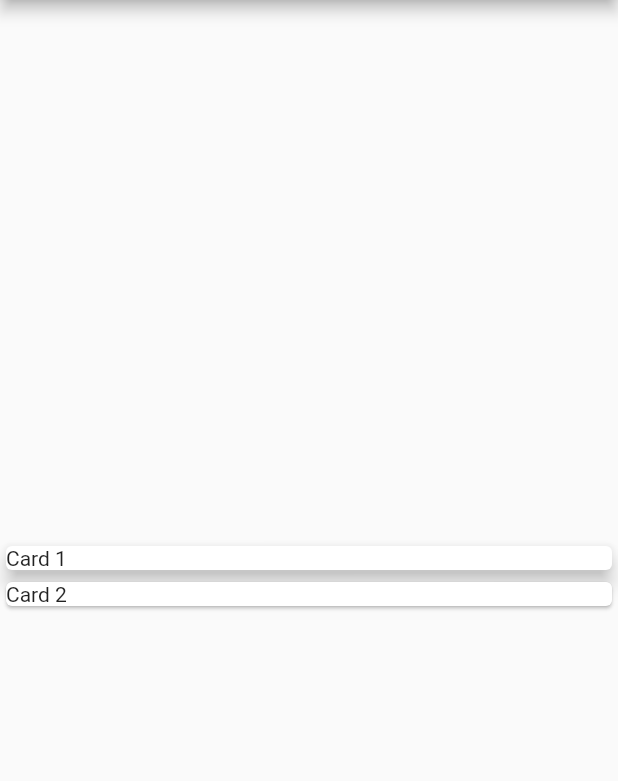
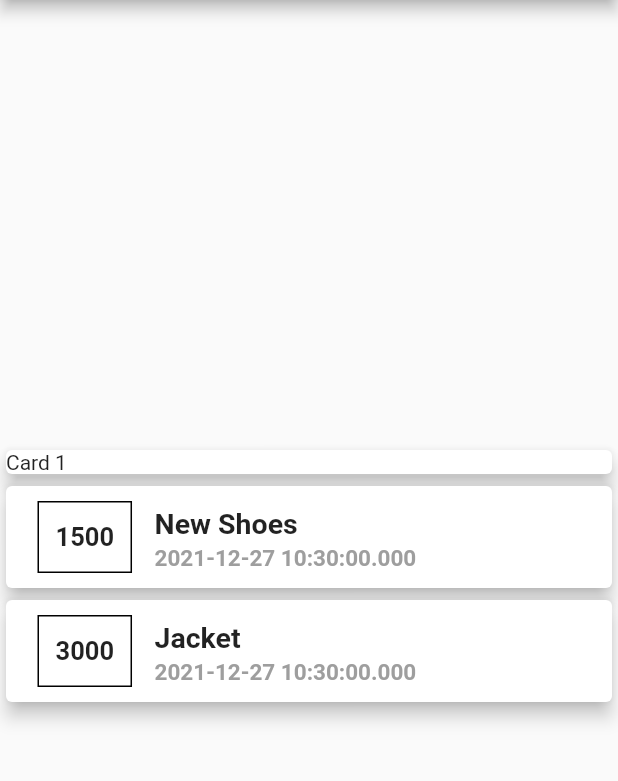
Before and after one commit to shahrazeahmad07/expense_planner, a Flutter app: the screen it shows after launch, on a phone screen of 412 x 824 dp, the part 84-865 px from its top. Run offline on Flutter 3.47's test engine with Material 2 defaults, Android fonts, the phone set to English and light mode, and no system bars.

Commit message:
Transaction Cards With Styling.

```diff
--- a/lib/main.dart
+++ b/lib/main.dart
@@ -1,3 +1,4 @@
+import 'package:expense_planner/transactions.dart';
 import 'package:flutter/material.dart';
 
 void main() {
@@ -18,6 +19,12 @@ class MyApp extends StatelessWidget {
 }
 
 class MyHomePage extends StatelessWidget {
+  final List<Transactions> transactions = [
+    Transactions(
+        id: "t1", title: "New Shoes", amount: 1500, date: DateTime.now()),
+    Transactions(id: "t2", title: "Jacket", amount: 3000, date: DateTime.now()),
+  ];
+
   @override
   Widget build(BuildContext context) {
     return Scaffold(
@@ -27,13 +34,66 @@ class MyHomePage extends StatelessWidget {
       body: Column(
         mainAxisAlignment: MainAxisAlignment.center,
         crossAxisAlignment: CrossAxisAlignment.stretch,
-        children: const [
-          Card(
+        children: [
+          const Card(
             child: Text("Card 1"),
             elevation: 5,
           ),
-          Card(
-            child: Text("Card 2"),
+          Column(
+            children: transactions.map((e) {
+              return Card(
+                elevation: 5,
+                child: Row(
+                  children: [
+                    Container(
+                      margin: const EdgeInsets.fromLTRB(21, 10, 15, 10),
+                      decoration: BoxDecoration(
+                        border: Border.all(
+                          color: Colors.black,
+                          width: 1,
+                        ),
+                      ),
+                      padding: const EdgeInsets.symmetric(
+                        horizontal: 11,
+                        vertical: 13,
+                      ),
+                      child: Text(
+                        e.amount.toString(),
+                        style: const TextStyle(
+                          fontWeight: FontWeight.bold,
+                          fontSize: 17,
+                        ),
+                      ),
+                    ),
+                    Container(
+                      margin: EdgeInsets.only(top: 3),
+                      height: 43,
+                      child: Column(
+                        crossAxisAlignment: CrossAxisAlignment.start,
+                        mainAxisAlignment: MainAxisAlignment.spaceBetween,
+                        children: [
+                          Text(
+                            e.title,
+                            style: const TextStyle(
+                              fontSize: 19,
+                              fontWeight: FontWeight.bold,
+                            ),
+                          ),
+                          Text(
+                            e.date.toString(),
+                            style: const TextStyle(
+                              color: Colors.grey,
+                              fontWeight: FontWeight.bold,
+                              fontSize: 15,
+                            ),
+                          ),
+                        ],
+                      ),
+                    ),
+                  ],
+                ),
+              );
+            }).toList(),
           ),
         ],
       ),
```
